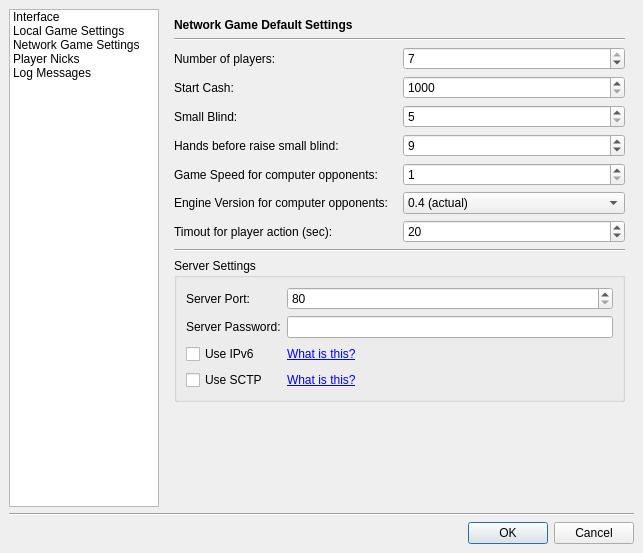
Qt form src/gui/qt/settingsdialog.ui (pokerth/pokerth) before a commit.
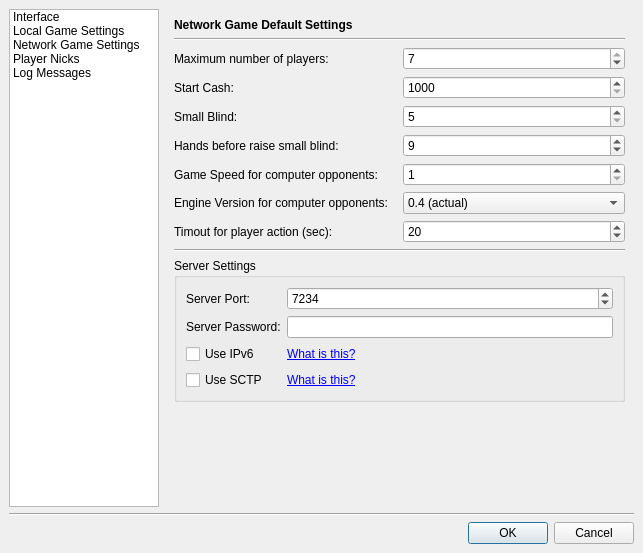
The same form after that commit. The open tabs and pages were chosen to show the change. Icons and pictures are not drawn. Custom widgets are drawn as their Qt base class.

The edit to the form file:
```diff
--- a/src/gui/qt/settingsdialog.ui
+++ b/src/gui/qt/settingsdialog.ui
@@ -446,7 +446,7 @@
              <number>80</number>
             </property>
             <property name="value" >
-             <number>80</number>
+             <number>7234</number>
             </property>
            </widget>
           </item>
@@ -585,7 +585,7 @@
          <item row="0" column="0" >
           <widget class="QLabel" name="label_15" >
            <property name="text" >
-            <string>Number of players:</string>
+            <string>Maximum number of players:</string>
            </property>
           </widget>
          </item>
```
Left out of the diff: 13 changed lines with no effect on the pictures.
